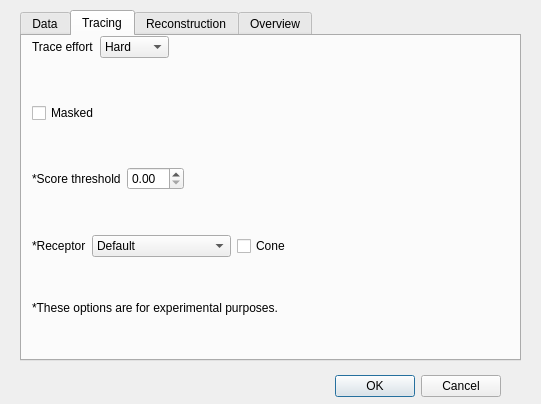
Before: the Qt Designer form neurolabi/gui/dialogs/settingdialog.ui in janelia-flyem/NeuTu, drawn with Qt 5.
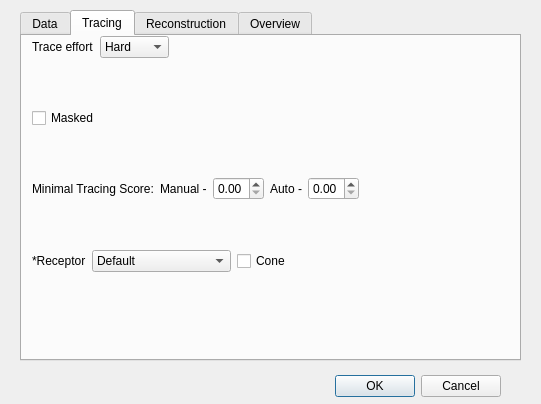
After: the same form once the commit is applied. The open tabs and pages were chosen to show the change.

Commit message: more flexible tracing score setting

The edit to the form file:
```diff
--- a/neurolabi/gui/dialogs/settingdialog.ui
+++ b/neurolabi/gui/dialogs/settingdialog.ui
@@ -220,7 +220,7 @@
       <rect>
        <x>10</x>
        <y>0</y>
-       <width>375</width>
+       <width>558</width>
        <height>279</height>
       </rect>
      </property>
@@ -301,12 +301,43 @@
         <item>
          <widget class="QLabel" name="label_6">
           <property name="text">
-           <string>*Score threshold</string>
+           <string>Minimal Tracing Score:</string>
           </property>
          </widget>
         </item>
         <item>
-         <widget class="QDoubleSpinBox" name="ScoreThreSpinBox"/>
+         <widget class="QLabel" name="label_18">
+          <property name="text">
+           <string>Manual -</string>
+          </property>
+         </widget>
+        </item>
+        <item>
+         <widget class="QDoubleSpinBox" name="manualScoreSpinBox">
+          <property name="maximum">
+           <double>1.000000000000000</double>
+          </property>
+          <property name="singleStep">
+           <double>0.100000000000000</double>
+          </property>
+         </widget>
+        </item>
+        <item>
+         <widget class="QLabel" name="label_7">
+          <property name="text">
+           <string>Auto -</string>
+          </property>
+         </widget>
+        </item>
+        <item>
+         <widget class="QDoubleSpinBox" name="autoScoreSpinBox">
+          <property name="maximum">
+           <double>1.000000000000000</double>
+          </property>
+          <property name="singleStep">
+           <double>0.100000000000000</double>
+          </property>
+         </widget>
         </item>
         <item>
          <spacer name="horizontalSpacer_2">
@@ -418,13 +449,6 @@
         </property>
        </spacer>
       </item>
-      <item>
-       <widget class="QLabel" name="label_7">
-        <property name="text">
-         <string>*These options are for experimental purposes.</string>
-        </property>
-       </widget>
-      </item>
      </layout>
     </widget>
    </widget>
```
Left out of the diff: 2 changed lines with no effect on the pictures. The commit also changes 13 other files.
